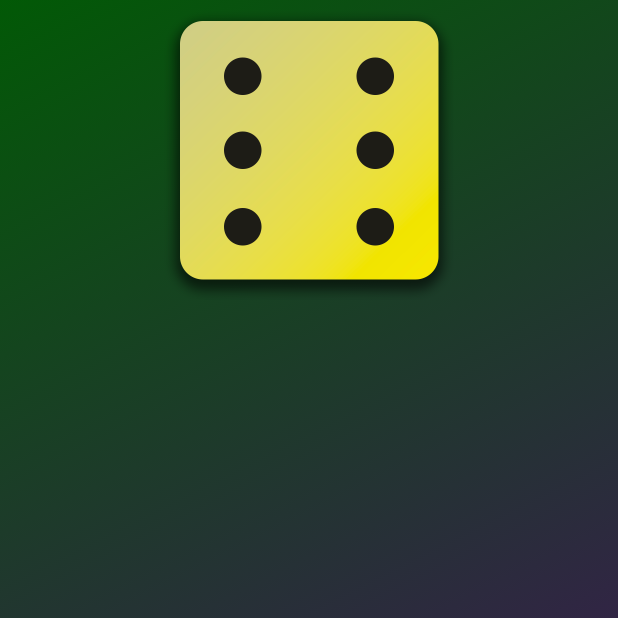
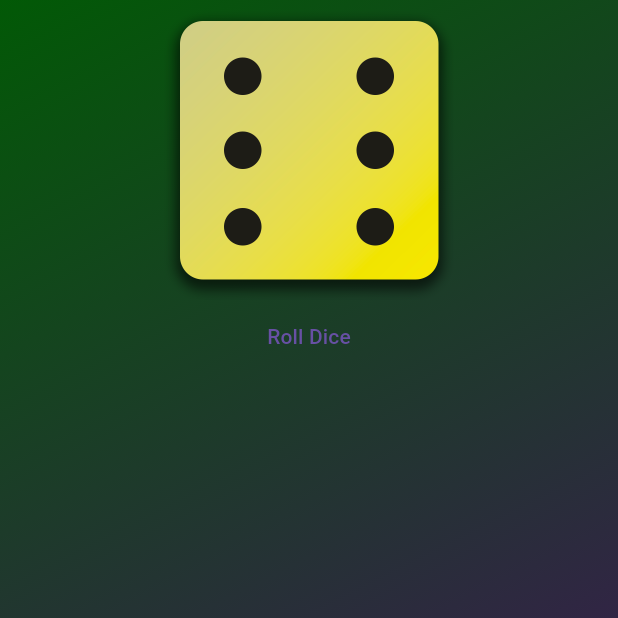
Before and after one commit to rai0910/flutter_projects, a Flutter app: the screen it shows after launch, on a phone screen of 412 x 824 dp, the top half of it. Run offline on Flutter 3.47's test engine with Material 3 defaults, Android fonts, the phone set to English and light mode, and no system bars.

Commit message:
Created roll dice function

```diff
--- a/second_app/lib/gradiant_container.dart
+++ b/second_app/lib/gradiant_container.dart
@@ -12,6 +12,10 @@ class GradiantContainer extends StatelessWidget {
 
   final Color color1;
   final Color color2;
+
+  void rollDice(){
+    //...
+  }
 
   @override
   Widget build(context) {
@@ -29,6 +33,10 @@ class GradiantContainer extends StatelessWidget {
             'assets/images/dice-6.png',
             width: 200,
           ),
+          TextButton(
+            onPressed: rollDice,
+            child: const Text('Roll Dice'),
+          )
         ],
       )),
     );
```
